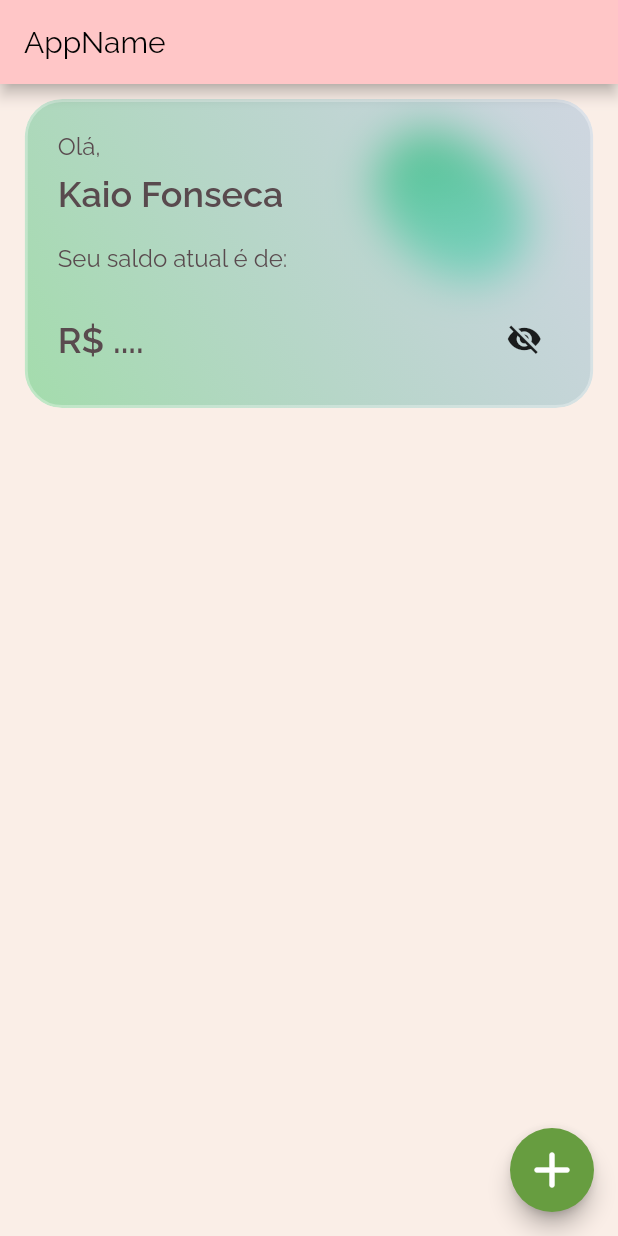
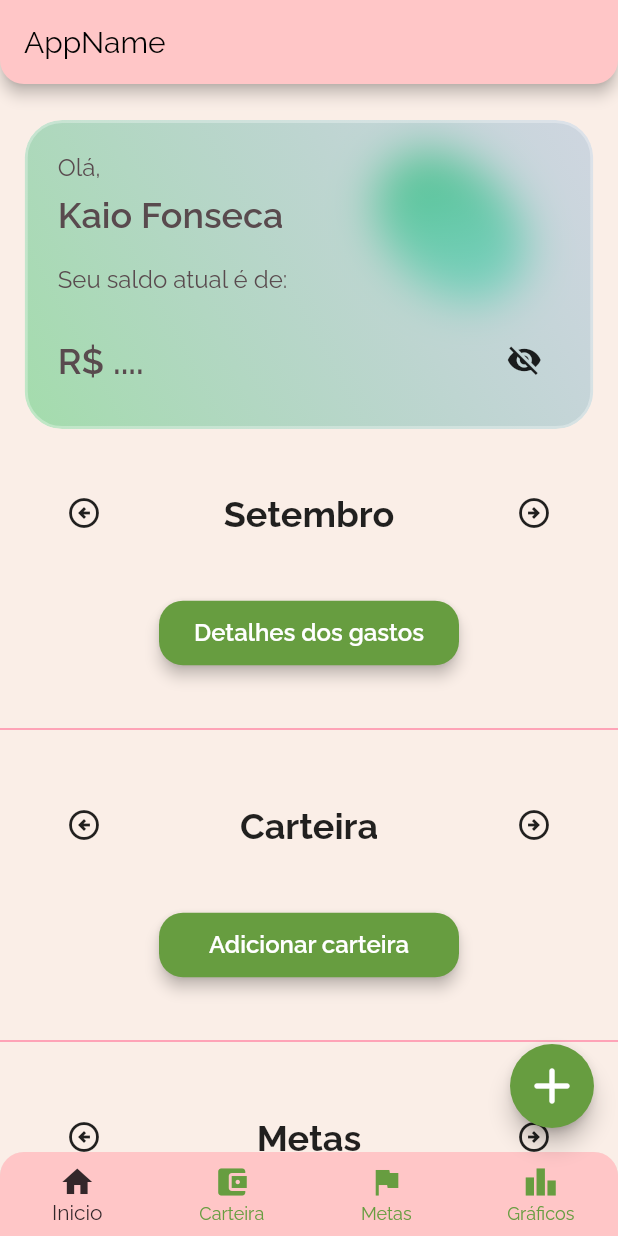
Before and after one commit to proz-tecnologia/PIT01GP06, a Flutter app: the screen it shows after launch, on a phone screen of 412 x 824 dp. Run offline on Flutter 3.47's test engine with Material 2 defaults, Android fonts, the phone set to English and light mode, and no system bars.

Commit message:
add widgets in HomePage

```diff
--- a/lib/pages/home/home_screen.dart
+++ b/lib/pages/home/home_screen.dart
@@ -1,6 +1,11 @@
 import 'package:flutter/material.dart';
 import 'package:projeto_final_flutter/pages/home/components/animated_fab.dart';
+import 'package:projeto_final_flutter/pages/home/components/bottonbar.dart';
+import 'package:projeto_final_flutter/pages/home/components/divider_widget.dart';
 import 'package:projeto_final_flutter/pages/home/components/glassmorfism_card.dart';
+import 'package:projeto_final_flutter/pages/home/components/metas_card.dart';
+import 'package:projeto_final_flutter/pages/home/components/primary_button_widget.dart';
+import 'package:projeto_final_flutter/pages/home/components/title_widget.dart';
 import 'package:projeto_final_flutter/theme/global/colors.dart';
 
 import 'components/action_button.dart';
@@ -12,18 +17,84 @@ class HomeScreen extends StatelessWidget {
   Widget build(BuildContext context) {
     return SafeArea(
         child: Scaffold(
+      extendBody: true,
+      extendBodyBehindAppBar: true,
       appBar: AppBar(
+        shape: const RoundedRectangleBorder(
+            borderRadius: BorderRadius.only(
+                bottomLeft: Radius.circular(16),
+                bottomRight: Radius.circular(16))),
         title: const Text('AppName'),
       ),
+      bottomNavigationBar: const BottomBar(),
       body: SizedBox(
         width: MediaQuery.of(context).size.width,
-        child: Column(
-          children: const [
-            SizedBox(
-              height: 10,
-            ),
-            GlassmorfismCard(),
-          ],
+        child: SingleChildScrollView(
+          child: Column(
+            children: [
+              const SizedBox(
+                height: 80,
+              ),
+              const GlassmorfismCard(),
+              const SizedBox(
+                height: 32,
+              ),
+              Padding(
+                padding: const EdgeInsets.symmetric(horizontal: 32),
+                child: HomeTitle(
+                    title: 'Setembro',
+                    onBackButtonPressed: () {},
+                    onForwardButtonPressed: () {}),
+              ),
+              const SizedBox(
+                height: 32,
+              ),
+              PrimaryButton(navigateTo: () {}, title: 'Detalhes dos gastos'),
+              const SizedBox(
+                height: 32,
+              ),
+              const CustomDivider(),
+              const SizedBox(
+                height: 32,
+              ),
+              Padding(
+                padding: const EdgeInsets.symmetric(horizontal: 32),
+                child: HomeTitle(
+                    title: 'Carteira',
+                    onBackButtonPressed: () {},
+                    onForwardButtonPressed: () {}),
+              ),
+              const SizedBox(
+                height: 32,
+              ),
+              PrimaryButton(navigateTo: () {}, title: 'Adicionar carteira'),
+              const SizedBox(
+                height: 32,
+              ),
+              const CustomDivider(),
+              const SizedBox(
+                height: 32,
+              ),
+              Padding(
+                padding: const EdgeInsets.symmetric(horizontal: 32),
+                child: HomeTitle(
+                    title: 'Metas',
+                    onBackButtonPressed: () {},
+                    onForwardButtonPressed: () {}),
+              ),
+              const SizedBox(
+                height: 32,
+              ),
+              const MetasCard(),
+              const SizedBox(
+                height: 32,
+              ),
+              PrimaryButton(navigateTo: () {}, title: 'Adicionar meta'),
+              const SizedBox(
+                height: 80,
+              ),
+            ],
+          ),
         ),
       ),
       floatingActionButton: AnimatedFab(
```
